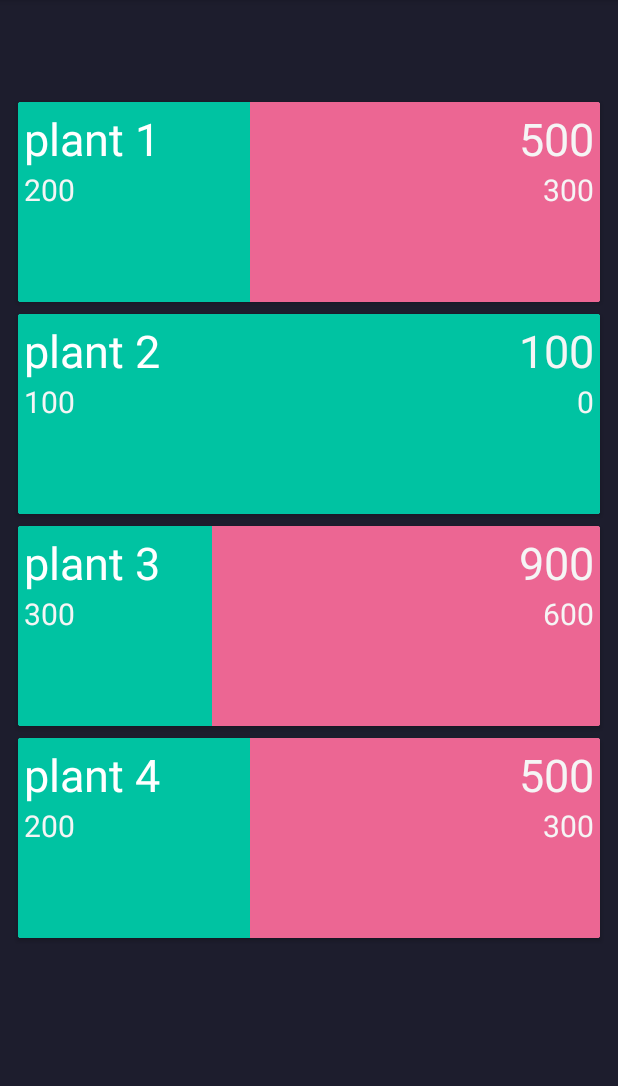
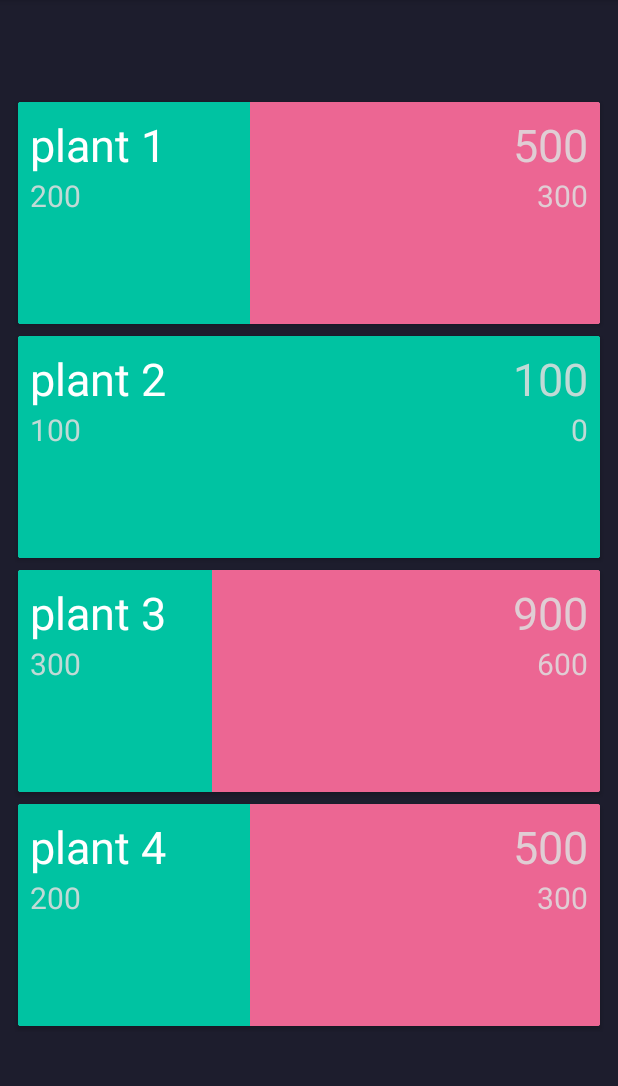
Before and after one commit to awadhawan18/Future-App, an Android app: the fragment PlantTab shown on its own in the app's theme, on a phone screen of 412 x 824 dp, the part 84-1170 px from its top. Run offline under Robolectric (Android 15) with nearby library versions, the phone set to English and light mode, and no system bars; our stand-ins replace Timber; libraries missing offline, so code that uses them is left out: top.defaults.drawabletoolbox; Roboto replaces fonts that are not available here; 1 statement that could not run was skipped.

Commit message:
map tab improved

```diff
--- a/app/src/main/java/com/futureapp/PlantAdapter.java
+++ b/app/src/main/java/com/futureapp/PlantAdapter.java
@@ -20,7 +20,7 @@ import top.defaults.drawabletoolbox.DrawableBuilder;
 
 public class PlantAdapter extends RecyclerView.Adapter<PlantAdapter.MyViewHolder> {
     private ArrayList<PlantTab.Plant> plants;
-    Context mContext;
+    private Context mContext;
 
     PlantAdapter(Context mContext, ArrayList<PlantTab.Plant> plants) {
         this.plants = plants;
@@ -43,12 +43,12 @@ public class PlantAdapter extends RecyclerView.Adapter<PlantAdapter.MyViewHolder
         holder.nonrenewable.setText(String.valueOf(plant.nonrenewable));
 
         LinearLayout.LayoutParams params = new LinearLayout.LayoutParams(0,
-                200, (float) plant.renewable/plant.total);
+                222, (float) plant.renewable/plant.total);
         holder.image_renewable.setLayoutParams(params);
         holder.image_renewable.setImageResource(R.drawable.bg_renewable);
 
         params = new LinearLayout.LayoutParams(0,
-                200, (float) plant.nonrenewable/plant.total);
+                222, (float) plant.nonrenewable/plant.total);
         holder.image_nonrenewable.setLayoutParams(params);
         holder.image_nonrenewable.setImageResource(R.drawable.bg_nonrenewable);
 
--- a/app/src/main/res/layout/item_plants_list.xml
+++ b/app/src/main/res/layout/item_plants_list.xml
@@ -39,7 +39,7 @@
             android:layout_height="wrap_content"
             android:orientation="vertical"
             android:gravity="center_vertical"
-            android:padding="@dimen/normal_padding">
+            android:padding="@dimen/large_margin">
 
             <LinearLayout
                 android:layout_width="match_parent"
@@ -53,6 +53,7 @@
                     android:textSize="30sp"
                     app:fontFamily="@font/amiko_semibold"
                     android:textColor="@android:color/white"
+                    android:contentDescription="plant name"
                     tools:ignore="Suspicious0dp" />
 
                 <TextView
@@ -62,8 +63,9 @@
                     android:textAlignment="viewEnd"
                     android:textSize="30sp"
                     android:layout_weight="1"
+                    android:textColor="#dddddddd"
+                    android:contentDescription="total generation"
                     app:fontFamily="@font/amiko_semibold"
-                    android:textColor="@color/textPrimary"
                     tools:ignore="Suspicious0dp" />
 
             </LinearLayout>
@@ -78,8 +80,9 @@
                     android:layout_width="wrap_content"
                     android:layout_height="wrap_content"
                     android:textSize="20sp"
+                    android:contentDescription="renewable power"
                     app:fontFamily="@font/amiko_semibold"
-                    android:textColor="@color/textPrimary"
+                    android:textColor="#dddddddd"
                     tools:ignore="Suspicious0dp" />
 
                 <TextView
@@ -88,9 +91,10 @@
                     android:layout_height="wrap_content"
                     android:textAlignment="viewEnd"
                     android:layout_weight="1"
+                    android:contentDescription="nonrenewable power"
                     android:textSize="20sp"
                     app:fontFamily="@font/amiko_semibold"
-                    android:textColor="@color/textPrimary"
+                    android:textColor="#dddddddd"
                     tools:ignore="Suspicious0dp" />
 
             </LinearLayout>
```
